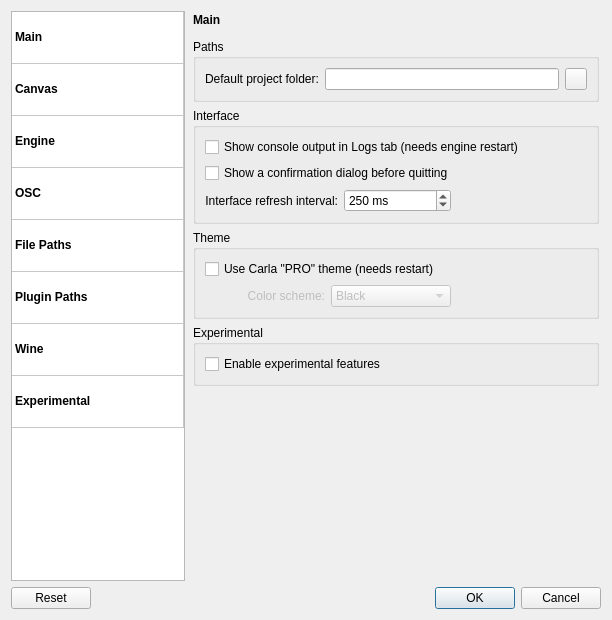
Qt form resources/ui/carla_settings.ui (falkTX/Carla) before a commit.
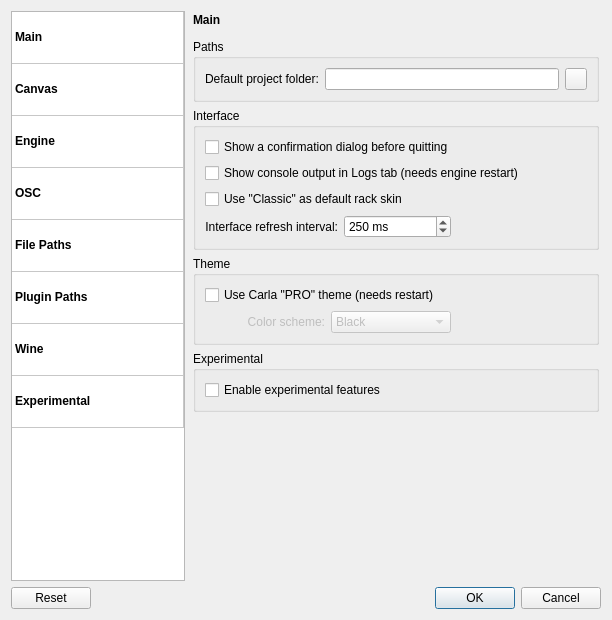
The same form after that commit. Icons and pictures are not drawn.

Commit message: Add option to use classic skin by default

The edit to the form file:
```diff
--- a/resources/ui/carla_settings.ui
+++ b/resources/ui/carla_settings.ui
@@ -386,7 +386,30 @@
             <string>Interface</string>
            </property>
            <layout class="QGridLayout" name="gridLayout_4">
-            <item row="3" column="0">
+            <item row="4" column="2">
+             <spacer name="horizontalSpacer_12">
+              <property name="orientation">
+               <enum>Qt::Horizontal</enum>
+              </property>
+              <property name="sizeType">
+               <enum>QSizePolicy::Preferred</enum>
+              </property>
+              <property name="sizeHint" stdset="0">
+               <size>
+                <width>130</width>
+                <height>10</height>
+               </size>
+              </property>
+             </spacer>
+            </item>
+            <item row="3" column="0" colspan="3">
+             <widget class="QCheckBox" name="cb_main_classic_skin_default">
+              <property name="text">
+               <string>Use &quot;Classic&quot; as default rack skin</string>
+              </property>
+             </widget>
+            </item>
+            <item row="4" column="0">
              <widget class="QLabel" name="label_main_refresh_interval">
               <property name="text">
                <string>Interface refresh interval:</string>
@@ -396,7 +419,7 @@
               </property>
              </widget>
             </item>
-            <item row="3" column="1">
+            <item row="4" column="1">
              <widget class="QSpinBox" name="sb_main_refresh_interval">
               <property name="suffix">
                <string> ms</string>
@@ -412,22 +435,6 @@
               </property>
              </widget>
             </item>
-            <item row="3" column="2">
-             <spacer name="horizontalSpacer_12">
-              <property name="orientation">
-               <enum>Qt::Horizontal</enum>
-              </property>
-              <property name="sizeType">
-               <enum>QSizePolicy::Preferred</enum>
-              </property>
-              <property name="sizeHint" stdset="0">
-               <size>
-                <width>130</width>
-                <height>10</height>
-               </size>
-              </property>
-             </spacer>
-            </item>
             <item row="1" column="0" colspan="3">
              <widget class="QCheckBox" name="ch_main_show_logs">
               <property name="text">
@@ -435,7 +442,7 @@
               </property>
              </widget>
             </item>
-            <item row="2" column="0" colspan="3">
+            <item row="0" column="0" colspan="3">
              <widget class="QCheckBox" name="ch_main_confirm_exit">
               <property name="text">
                <string>Show a confirmation dialog before quitting</string>
```
The commit also changes 5 other files.
